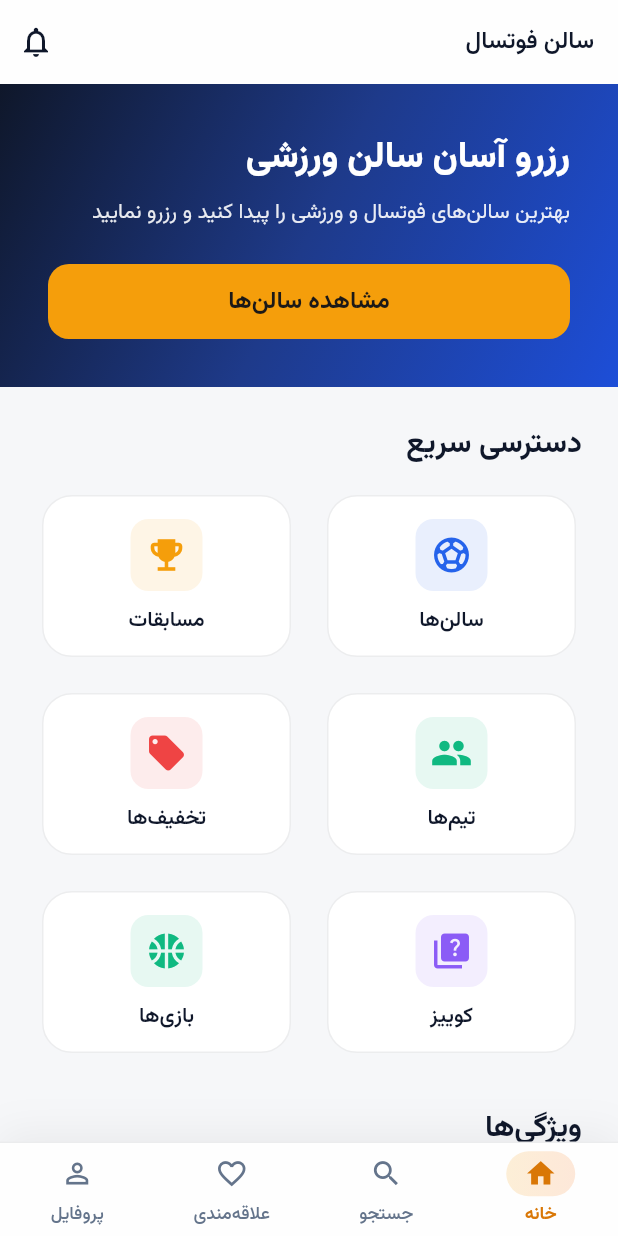
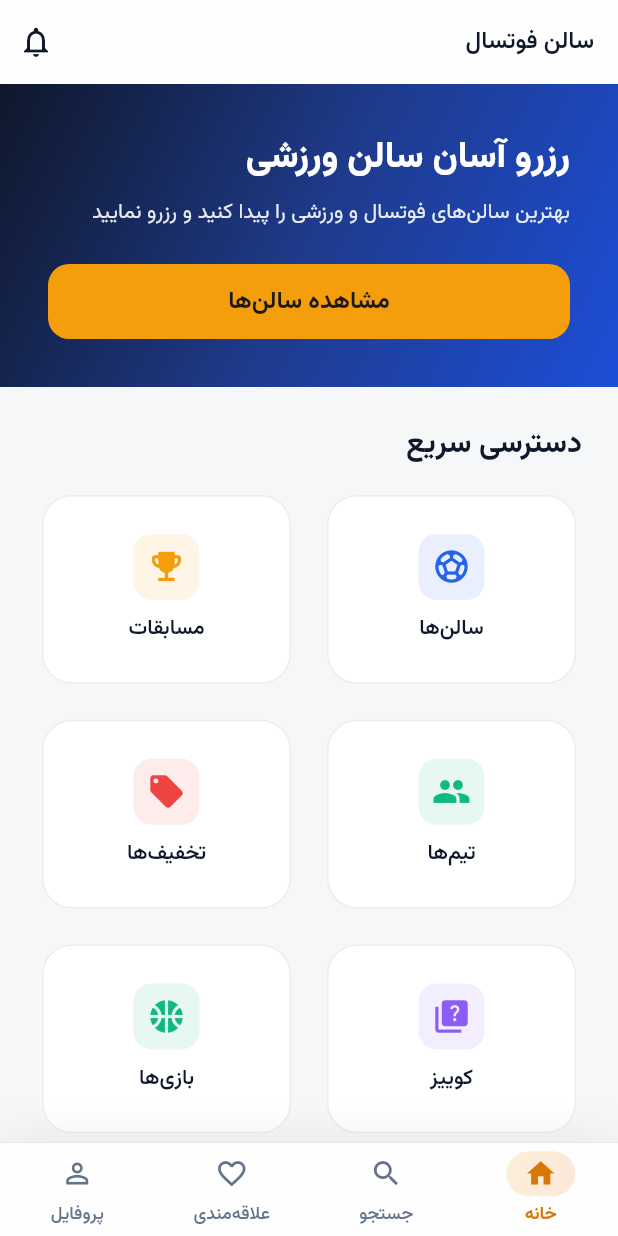
Before and after one commit to mrabolfazl13/salon-app, a Flutter app: the screen it shows after launch, on a phone screen of 412 x 824 dp. Run offline on Flutter 3.47's test engine with Material 3 defaults, Android fonts, the phone set to English and light mode, and no system bars; our stand-ins replace cached_network_image, dio, firebase_core, firebase_messaging, flutter_riverpod, flutter_secure_storage and 4 more; missing offline and left inert: mobile_scanner; accounts and stored records are empty; network calls fail.

Commit message:
fix(mobile): home quick-action cards overflowed on narrow screens; capture logcat in emulator CI

```diff
--- a/android_flutter/lib/features/home/presentation/home_screen.dart
+++ b/android_flutter/lib/features/home/presentation/home_screen.dart
@@ -116,7 +116,7 @@ class _HomeScreenState extends State<HomeScreen> {
                     crossAxisCount: 2,
                     mainAxisSpacing: AppSpacing.md,
                     crossAxisSpacing: AppSpacing.md,
-                    childAspectRatio: 1.5,
+                    childAspectRatio: 1.3,
                     children: [
                       _QuickActionCard(
                         icon: Icons.sports_soccer,
@@ -332,13 +332,13 @@ class _QuickActionCard extends StatelessWidget {
             mainAxisAlignment: MainAxisAlignment.center,
             children: [
               Container(
-                width: 48,
-                height: 48,
+                width: 44,
+                height: 44,
                 decoration: BoxDecoration(
                   color: color.withOpacity(0.1),
                   borderRadius: BorderRadius.circular(12),
                 ),
-                child: Icon(icon, color: color, size: 28),
+                child: Icon(icon, color: color, size: 26),
               ),
               const SizedBox(height: AppSpacing.sm),
               Text(
```
Also changed, not shown: 1 other file.
